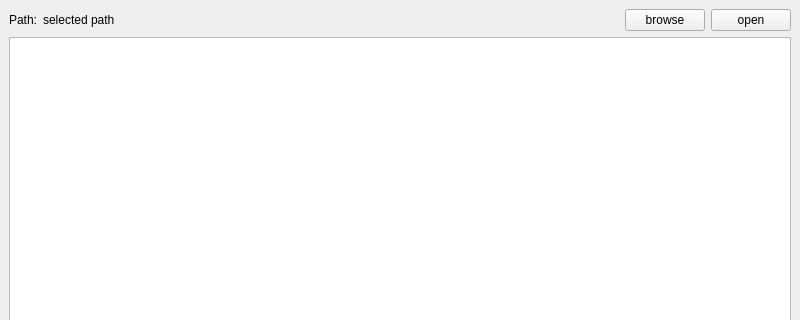
The window that mainwindow.ui (qwerty258/ibackup-explorer) describes before a commit, drawn with Qt 5; both pictures show x 0 to 800 and y 0 to 320 of the 800 by 600 pixel window.
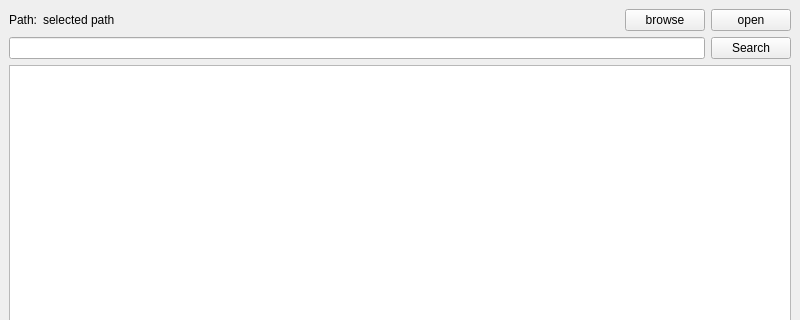
The same window after the commit.

Commit message: add domain search

Patch:
```diff
--- a/mainwindow.ui
+++ b/mainwindow.ui
@@ -34,13 +34,6 @@
       </property>
      </widget>
     </item>
-    <item row="0" column="1">
-     <widget class="QLabel" name="path_label">
-      <property name="text">
-       <string>selected path</string>
-      </property>
-     </widget>
-    </item>
     <item row="0" column="2">
      <widget class="QPushButton" name="browse_button">
       <property name="sizePolicy">
@@ -70,7 +63,7 @@
       </property>
      </widget>
     </item>
-    <item row="1" column="0" colspan="4">
+    <item row="2" column="0" colspan="4">
      <widget class="QTableView" name="table_view">
       <property name="sizeIncrement">
        <size>
@@ -83,6 +76,29 @@
       </property>
      </widget>
     </item>
+    <item row="0" column="1">
+     <widget class="QLabel" name="path_label">
+      <property name="text">
+       <string>selected path</string>
+      </property>
+     </widget>
+    </item>
+    <item row="1" column="3">
+     <widget class="QPushButton" name="push_button_search">
+      <property name="sizePolicy">
+       <sizepolicy hsizetype="Fixed" vsizetype="Fixed">
+        <horstretch>0</horstretch>
+        <verstretch>0</verstretch>
+       </sizepolicy>
+      </property>
+      <property name="text">
+       <string>Search</string>
+      </property>
+     </widget>
+    </item>
+    <item row="1" column="0" colspan="3">
+     <widget class="QLineEdit" name="line_edit_search_keyword"/>
+    </item>
    </layout>
   </widget>
   <widget class="QMenuBar" name="menubar">
@@ -91,7 +107,7 @@
      <x>0</x>
      <y>0</y>
      <width>800</width>
-     <height>24</height>
+     <height>23</height>
     </rect>
    </property>
   </widget>
```
The commit also changes 2 other files.
